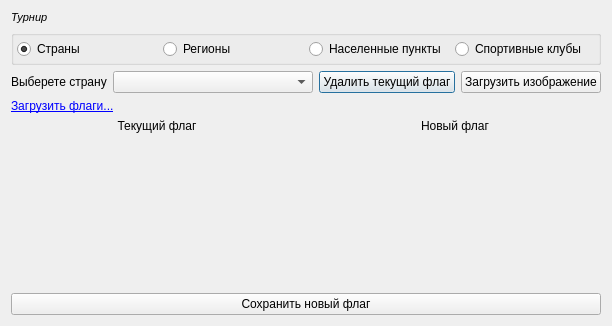
The window that TournamentManager/countryiconsdialog.ui (BarsukAlexey/xelarogi) describes before a commit, drawn with Qt 5.
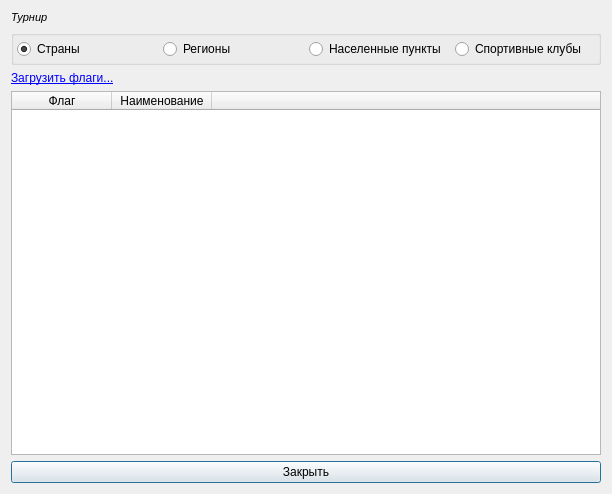
The same window after the commit.

```diff
--- a/TournamentManager/countryiconsdialog.ui
+++ b/TournamentManager/countryiconsdialog.ui
@@ -7,13 +7,20 @@
     <x>0</x>
     <y>0</y>
     <width>612</width>
-    <height>326</height>
+    <height>494</height>
    </rect>
   </property>
   <property name="windowTitle">
    <string>Выбор иконок для стран</string>
   </property>
   <layout class="QGridLayout" name="gridLayout_2">
+   <item row="1" column="0">
+    <widget class="QLabel" name="labelLink">
+     <property name="text">
+      <string>&lt;a href=&quot;1&quot;&gt;Загрузить флаги...&lt;/a&gt;</string>
+     </property>
+    </widget>
+   </item>
    <item row="0" column="0">
     <layout class="QVBoxLayout" name="verticalLayout_3">
      <item>
@@ -84,149 +91,61 @@
        </layout>
       </widget>
      </item>
-     <item>
-      <layout class="QHBoxLayout" name="horizontalLayout">
-       <item>
-        <widget class="QLabel" name="entitiesL">
-         <property name="text">
-          <string>Выберете страну</string>
-         </property>
-        </widget>
-       </item>
-       <item>
-        <widget class="QComboBox" name="entitiesCB">
-         <property name="minimumSize">
-          <size>
-           <width>200</width>
-           <height>0</height>
-          </size>
-         </property>
-        </widget>
-       </item>
-       <item>
-        <widget class="QPushButton" name="pushButtonDelete">
-         <property name="text">
-          <string>Удалить текущий флаг</string>
-         </property>
-        </widget>
-       </item>
-       <item>
-        <widget class="QPushButton" name="loadNewImageBtn">
-         <property name="text">
-          <string>Загрузить изображение</string>
-         </property>
-        </widget>
-       </item>
-       <item>
-        <spacer name="horizontalSpacer">
-         <property name="orientation">
-          <enum>Qt::Horizontal</enum>
-         </property>
-         <property name="sizeHint" stdset="0">
-          <size>
-           <width>40</width>
-           <height>20</height>
-          </size>
-         </property>
-        </spacer>
-       </item>
-      </layout>
-     </item>
-    </layout>
-   </item>
-   <item row="1" column="0">
-    <widget class="QLabel" name="labelLink">
-     <property name="text">
-      <string>&lt;a href=&quot;1&quot;&gt;Загрузить флаги...&lt;/a&gt;</string>
-     </property>
-    </widget>
-   </item>
-   <item row="2" column="0">
-    <layout class="QHBoxLayout" name="horizontalLayout_2">
-     <item>
-      <layout class="QVBoxLayout" name="verticalLayout">
-       <item>
-        <widget class="QLabel" name="label_2">
-         <property name="text">
-          <string>Текущий флаг</string>
-         </property>
-         <property name="alignment">
-          <set>Qt::AlignCenter</set>
-         </property>
-        </widget>
-       </item>
-       <item>
-        <widget class="QLabel" name="oldImageL">
-         <property name="text">
-          <string/>
-         </property>
-        </widget>
-       </item>
-       <item>
-        <spacer name="verticalSpacer">
-         <property name="orientation">
-          <enum>Qt::Vertical</enum>
-         </property>
-         <property name="sizeHint" stdset="0">
-          <size>
-           <width>20</width>
-           <height>40</height>
-          </size>
-         </property>
-        </spacer>
-       </item>
-      </layout>
-     </item>
-     <item>
-      <layout class="QVBoxLayout" name="verticalLayout_2">
-       <item>
-        <layout class="QHBoxLayout" name="horizontalLayout_3">
-         <property name="spacing">
-          <number>10</number>
-         </property>
-         <item>
-          <widget class="QLabel" name="label_3">
-           <property name="text">
-            <string>Новый флаг</string>
-           </property>
-           <property name="alignment">
-            <set>Qt::AlignCenter</set>
-           </property>
-          </widget>
-         </item>
-        </layout>
-       </item>
-       <item>
-        <widget class="QLabel" name="newImageL">
-         <property name="text">
-          <string/>
-         </property>
-        </widget>
-       </item>
-       <item>
-        <spacer name="verticalSpacer_2">
-         <property name="orientation">
-          <enum>Qt::Vertical</enum>
-         </property>
-         <property name="sizeHint" stdset="0">
-          <size>
-           <width>20</width>
-           <height>40</height>
-          </size>
-         </property>
-        </spacer>
-       </item>
-      </layout>
-     </item>
     </layout>
    </item>
    <item row="3" column="0">
-    <widget class="QPushButton" name="saveBtn">
+    <widget class="QPushButton" name="closeBtn">
      <property name="text">
-      <string>Сохранить новый флаг</string>
+      <string>Закрыть</string>
      </property>
     </widget>
    </item>
+   <item row="2" column="0">
+    <widget class="QTableWidget" name="entitiesTW">
+     <property name="focusPolicy">
+      <enum>Qt::NoFocus</enum>
+     </property>
+     <property name="editTriggers">
+      <set>QAbstractItemView::NoEditTriggers</set>
+     </property>
+     <property name="selectionMode">
+      <enum>QAbstractItemView::NoSelection</enum>
+     </property>
+     <attribute name="horizontalHeaderHighlightSections">
+      <bool>false</bool>
+     </attribute>
+     <attribute name="horizontalHeaderStretchLastSection">
+      <bool>true</bool>
+     </attribute>
+     <attribute name="verticalHeaderVisible">
+      <bool>false</bool>
+     </attribute>
+     <attribute name="verticalHeaderDefaultSectionSize">
+      <number>55</number>
+     </attribute>
+     <attribute name="verticalHeaderHighlightSections">
+      <bool>false</bool>
+     </attribute>
+     <attribute name="verticalHeaderMinimumSectionSize">
+      <number>55</number>
+     </attribute>
+     <column>
+      <property name="text">
+       <string>Флаг</string>
+      </property>
+     </column>
+     <column>
+      <property name="text">
+       <string>Наименование</string>
+      </property>
+     </column>
+     <column>
+      <property name="text">
+       <string/>
+      </property>
+     </column>
+    </widget>
+   </item>
   </layout>
  </widget>
  <resources/>
```
